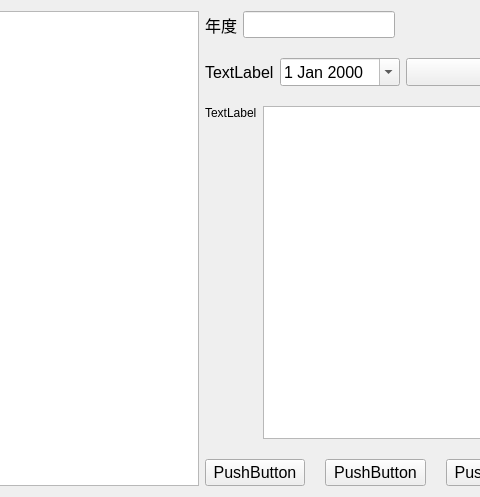
First picture: the form in FML/view/mainframe/paramgrholiday.ui, repository ruofeng216/fmlnew, before the edit; both pictures show x 169 to 649 and y 0 to 497 of the 826 by 497 pixel window.
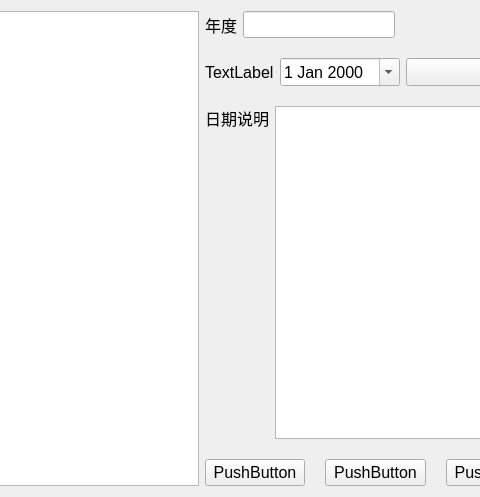
Second picture: the form after the edit.

Patch:
```diff
--- a/FML/view/mainframe/paramgrholiday.ui
+++ b/FML/view/mainframe/paramgrholiday.ui
@@ -235,8 +235,13 @@
           <layout class="QVBoxLayout" name="verticalLayout">
            <item>
             <widget class="QLabel" name="label_def">
+             <property name="font">
+              <font>
+               <pointsize>12</pointsize>
+              </font>
+             </property>
              <property name="text">
-              <string>TextLabel</string>
+              <string>日期说明</string>
              </property>
             </widget>
            </item>
```
